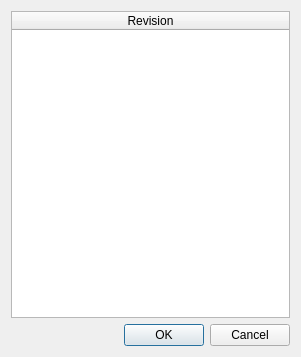
Above: Include/imtrepogui/CFileObjectCollectionRevisionDialog.ui from ImagingTools/ImtCore before the change. Below: the same form after it.
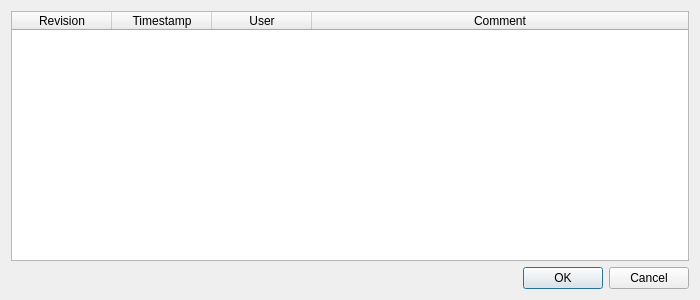
That is the form after the change.

Diff of the .ui file:
```diff
--- a/Include/imtrepogui/CFileObjectCollectionRevisionDialog.ui
+++ b/Include/imtrepogui/CFileObjectCollectionRevisionDialog.ui
@@ -6,8 +6,8 @@
    <rect>
     <x>0</x>
     <y>0</y>
-    <width>301</width>
-    <height>357</height>
+    <width>700</width>
+    <height>300</height>
    </rect>
   </property>
   <property name="windowTitle">
@@ -17,16 +17,34 @@
    <item>
     <widget class="QTableWidget" name="Revisions">
      <property name="columnCount">
-      <number>1</number>
+      <number>4</number>
      </property>
      <attribute name="horizontalHeaderStretchLastSection">
       <bool>true</bool>
      </attribute>
+     <attribute name="verticalHeaderVisible">
+      <bool>false</bool>
+     </attribute>
      <column>
       <property name="text">
        <string>Revision</string>
       </property>
      </column>
+     <column>
+      <property name="text">
+       <string>Timestamp</string>
+      </property>
+     </column>
+     <column>
+      <property name="text">
+       <string>User</string>
+      </property>
+     </column>
+     <column>
+      <property name="text">
+       <string>Comment</string>
+      </property>
+     </column>
     </widget>
    </item>
    <item>
```
Left out of the diff: 13 changed lines with no effect on the pictures.
